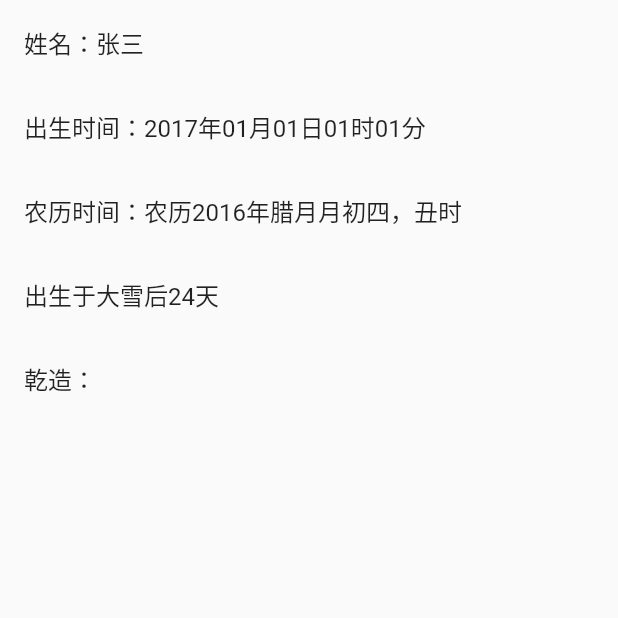
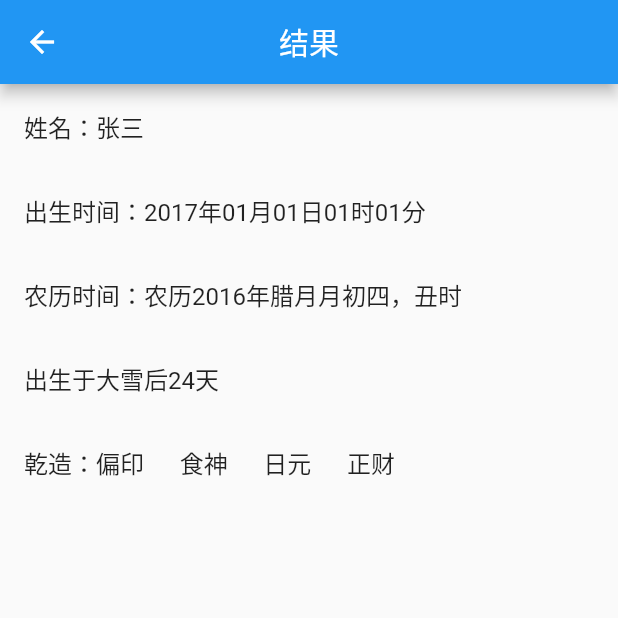
Before and after one commit to virgoC0der/generateBazi, a Flutter app: the screen it shows after launch, after a tap on "八字排盘", on a phone screen of 412 x 824 dp, the top half of it. Run offline on Flutter 3.47's test engine with Material 2 defaults, Android fonts, the phone set to English and light mode, and no system bars; our stand-ins replace dio, flutter_screenutil; missing offline and left inert: flutter_cupertino_date_picker.

Commit message:
[add]Add ResulPage generate qianzao.

```diff
--- a/lib/LoginPage.dart
+++ b/lib/LoginPage.dart
@@ -1,3 +1,4 @@
+import 'package:bagua/ResultPage.dart';
 import 'package:flutter/material.dart';
 import 'package:flutter_screenutil/flutter_screenutil.dart';
 import 'SignupPage.dart';
@@ -192,6 +193,10 @@ class _LoginPageState extends State<LoginPage> {
         if (_formKey.currentState.validate()) {
           _formKey.currentState.save();
         }
+
+        Navigator.of(context).push(new MaterialPageRoute(
+            builder: (BuildContext context) =>
+            InputInfoPage()));
       },
       child: new Container(
         margin: EdgeInsets.only(left: 20, right: 20),
--- a/lib/ResultPage.dart
+++ b/lib/ResultPage.dart
@@ -2,6 +2,8 @@ import 'dart:convert';
 
 import 'package:flutter/material.dart';
 import 'package:dio/dio.dart';
+
+const kQianzaoLength = 4;
 
 class ResultPage extends StatefulWidget {
   final data;
@@ -22,6 +24,7 @@ class _ResultPageState extends State<ResultPage> {
   var time;
   var lunarBirthday;
   var gapTime;
+  var qianzao;
 
   getResult(params) async {
     Dio dio = new Dio();
@@ -63,16 +66,31 @@ class _ResultPageState extends State<ResultPage> {
     });
   }
 
+  String makeQianzao() {
+    var result = "";
+    for(int i = 0; i < kQianzaoLength; i++) {
+      result += jsdata["qiankunzao"][0][i] + "      ";
+    }
+
+    print(result);
+    return result;
+  }
+
   @override
   void initState() {
     super.initState();
     getWidgetInfo(widget.data);
+    qianzao = makeQianzao();
   }
 
   @override
   Widget build(BuildContext context) {
-    return Material(
-      child: ListView(
+    return Scaffold(
+      appBar: AppBar(
+        centerTitle: true,
+        title: Text("结果"),
+      ),
+      body: ListView(
         children: <Widget>[
           ListTile(
             title: Text("姓名：" + name),
@@ -88,8 +106,8 @@ class _ResultPageState extends State<ResultPage> {
                 "出生于" + jsdata["jieqiprev"]["jieqiname"] + "后" + gapTime + "天"),
           ),
           ListTile(
-            title: Text("乾造：" ),
-          )
+            title: Text("乾造：" + qianzao),
+          ),
         ],
       ),
     );
--- a/lib/main.dart
+++ b/lib/main.dart
@@ -10,7 +10,7 @@ class MyApp extends StatelessWidget {
   Widget build(BuildContext context) {
     return MaterialApp(
       title: '八卦排盘',
-//      home: InputInfoPage(),
+//      home: LoginPage(),
 
       home: InputInfoPage(),
     );
```
Also changed, not shown: 3 other files.
